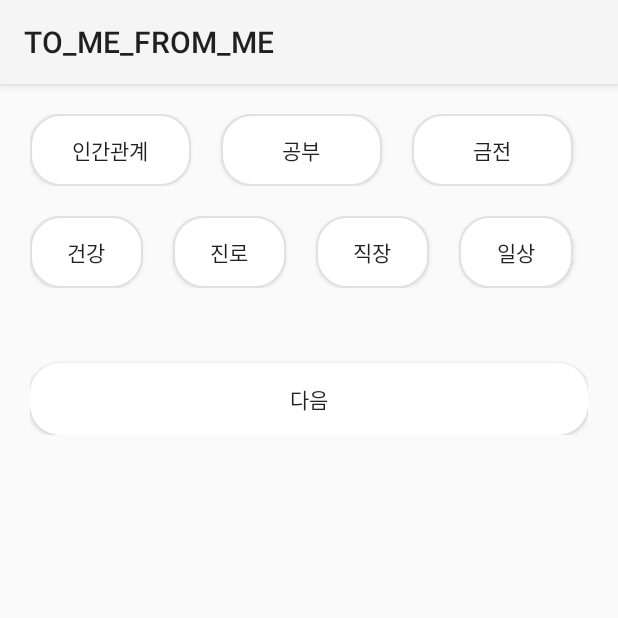
After one commit to TO-ME-FROM-ME/TMFM, an Android app: the fragment CategoryFragment shown on its own in the app's theme, on a phone screen of 412 x 824 dp, the top half of it. The commit adds this screen. Run offline under Robolectric (Android 15) with nearby library versions, the phone set to English and light mode, and no system bars.

Commit message:
[FEAT] Category 레이아웃 및 바텀시트 생성

```diff
--- /dev/null
+++ b/app/src/main/java/com/example/to_me_from_me/CategoryFragment.kt
@@ -0,0 +1,59 @@
+package com.example.to_me_from_me
+
+import android.os.Bundle
+import androidx.fragment.app.Fragment
+import android.view.LayoutInflater
+import android.view.View
+import android.view.ViewGroup
+
+// TODO: Rename parameter arguments, choose names that match
+// the fragment initialization parameters, e.g. ARG_ITEM_NUMBER
+private const val ARG_PARAM1 = "param1"
+private const val ARG_PARAM2 = "param2"
+
+/**
+ * A simple [Fragment] subclass.
+ * Use the [CategoryFragment.newInstance] factory method to
+ * create an instance of this fragment.
+ */
+class CategoryFragment : Fragment() {
+    // TODO: Rename and change types of parameters
+    private var param1: String? = null
+    private var param2: String? = null
+
+    override fun onCreate(savedInstanceState: Bundle?) {
+        super.onCreate(savedInstanceState)
+        arguments?.let {
+            param1 = it.getString(ARG_PARAM1)
+            param2 = it.getString(ARG_PARAM2)
+        }
+    }
+
+    override fun onCreateView(
+        inflater: LayoutInflater, container: ViewGroup?,
+        savedInstanceState: Bundle?
+    ): View? {
+        // Inflate the layout for this fragment
+        return inflater.inflate(R.layout.fragment_category, container, false)
+    }
+
+    companion object {
+        /**
+         * Use this factory method to create a new instance of
+         * this fragment using the provided parameters.
+         *
+         * @param param1 Parameter 1.
+         * @param param2 Parameter 2.
+         * @return A new instance of fragment CategoryFragment.
+         */
+        // TODO: Rename and change types and number of parameters
+        @JvmStatic
+        fun newInstance(param1: String, param2: String) =
+            CategoryFragment().apply {
+                arguments = Bundle().apply {
+                    putString(ARG_PARAM1, param1)
+                    putString(ARG_PARAM2, param2)
+                }
+            }
+    }
+}
--- /dev/null
+++ b/app/src/main/res/drawable/solid_no_stroke.xml
@@ -0,0 +1,12 @@
+<?xml version="1.0" encoding="utf-8"?>
+<shape xmlns:android="http://schemas.android.com/apk/res/android"
+    android:padding="10dp"
+    android:shape="rectangle" >
+    <solid android:color="#ffffff" />
+
+    <corners
+        android:bottomLeftRadius="20dp"
+        android:bottomRightRadius="20dp"
+        android:topLeftRadius="20dp"
+        android:topRightRadius="20dp" />
+</shape>
--- /dev/null
+++ b/app/src/main/res/drawable/solid_stroke.xml
@@ -0,0 +1,16 @@
+<?xml version="1.0" encoding="utf-8"?>
+<shape xmlns:android="http://schemas.android.com/apk/res/android"
+    android:padding="10dp"
+    android:shape="rectangle" >
+    <solid android:color="#ffffff" />
+
+    <stroke
+        android:width="1dp"
+        android:color="#E1E1E1" />
+
+    <corners
+        android:bottomLeftRadius="20dp"
+        android:bottomRightRadius="20dp"
+        android:topLeftRadius="20dp"
+        android:topRightRadius="20dp" />
+</shape>
--- /dev/null
+++ b/app/src/main/res/layout/fragment_category.xml
@@ -0,0 +1,103 @@
+<?xml version="1.0" encoding="utf-8"?>
+<LinearLayout
+    android:orientation="vertical"
+    xmlns:android="http://schemas.android.com/apk/res/android"
+    xmlns:tools="http://schemas.android.com/tools"
+    android:layout_width="match_parent"
+    android:layout_height="wrap_content"
+    tools:context=".CategoryFragment"
+    android:padding="20dp">
+
+    <LinearLayout
+        android:layout_width="match_parent"
+        android:layout_height="wrap_content"
+        android:orientation="horizontal"
+        android:gravity="center">
+
+        <Button
+            android:id="@+id/rship_btn"
+            android:layout_width="0px"
+            android:layout_height="wrap_content"
+            android:layout_weight="1"
+            android:background="@drawable/solid_stroke"
+            android:text="인간관계"
+            android:layout_marginRight="10dp" />
+
+        <Button
+            android:id="@+id/study_btn"
+            android:layout_width="0px"
+            android:layout_height="wrap_content"
+            android:layout_weight="1"
+            android:background="@drawable/solid_stroke"
+            android:text="공부"
+            android:layout_marginLeft="10dp"
+            android:layout_marginRight="10dp"/>
+
+        <Button
+            android:id="@+id/money_btn"
+            android:layout_width="0px"
+            android:layout_height="wrap_content"
+            android:layout_weight="1"
+            android:background="@drawable/solid_stroke"
+            android:text="금전"
+            android:layout_marginLeft="10dp"
+            android:layout_marginRight="10dp"/>
+    </LinearLayout>
+    <LinearLayout
+        android:layout_width="match_parent"
+        android:layout_height="wrap_content"
+        android:orientation="horizontal"
+        android:layout_marginTop="20dp"
+        android:gravity="center">
+
+        <Button
+            android:id="@+id/health_btn"
+            android:layout_width="0px"
+            android:layout_height="wrap_content"
+            android:layout_weight="1"
+            android:background="@drawable/solid_stroke"
+            android:text="건강"
+            android:layout_marginRight="10dp" />
+
+        <Button
+            android:id="@+id/career_btn"
+            android:layout_width="0px"
+            android:layout_height="wrap_content"
+            android:layout_weight="1"
+            android:background="@drawable/solid_stroke"
+            android:text="진로"
+            android:layout_marginLeft="10dp"
+            android:layout_marginRight="10dp"/>
+
+        <Button
+            android:id="@+id/job_btn"
+            android:layout_width="0px"
+            android:layout_height="wrap_content"
+            android:layout_weight="1"
+            android:background="@drawable/solid_stroke"
+            android:text="직장"
+            android:layout_marginLeft="10dp"
+            android:layout_marginRight="10dp"/>
+
+        <Button
+            android:id="@+id/daily_btn"
+            android:layout_width="0px"
+            android:layout_height="wrap_content"
+            android:layout_weight="1"
+            android:background="@drawable/solid_stroke"
+            android:text="일상"
+            android:layout_marginLeft="10dp"
+            android:layout_marginRight="10dp"/>
+    </LinearLayout>
+
+    <Button
+        android:id="@+id/next_btn"
+        android:layout_width="match_parent"
+        android:layout_height="wrap_content"
+        android:layout_marginTop="50dp"
+        android:background="@drawable/solid_no_stroke"
+        android:elevation="20dp"
+        android:text="다음"/>
+
+
+</LinearLayout>
--- a/app/src/main/res/values/strings.xml
+++ b/app/src/main/res/values/strings.xml
@@ -1,3 +1,5 @@
 <resources>
     <string name="app_name">TO_ME_FROM_ME</string>
+    <!-- TODO: Remove or change this placeholder text -->
+    <string name="hello_blank_fragment">Hello blank fragment</string>
 </resources>
--- a/app/src/main/res/values/themes.xml
+++ b/app/src/main/res/values/themes.xml
@@ -1,6 +1,6 @@
 <resources xmlns:tools="http://schemas.android.com/tools">
     <!-- Base application theme. -->
-    <style name="Base.Theme.TO_ME_FROM_ME" parent="Theme.Material3.DayNight.NoActionBar">
+    <style name="Base.Theme.TO_ME_FROM_ME" parent="Theme.AppCompat.Light">
         <!-- Customize your light theme here. -->
         <!-- <item name="colorPrimary">@color/my_light_primary</item> -->
     </style>
```
Also changed, not shown: app/src/main/java/com/example/to_me_from_me/CalendarDialog.kt (added, +20 -0 lines), app/src/main/res/drawable/white_round_top_border.xml (added, +8 -0 lines), app/src/main/res/layout/activity_category.xml (+62 -35 lines), app/src/main/res/layout/calendar_dialog.xml (added, +11 -0 lines), app/src/main/res/layout/time_dialog.xml (added, +21 -0 lines), app/src/main/res/drawable/ic_ra.png (added), app/src/main/res/drawable/ic_tr.png (added).
